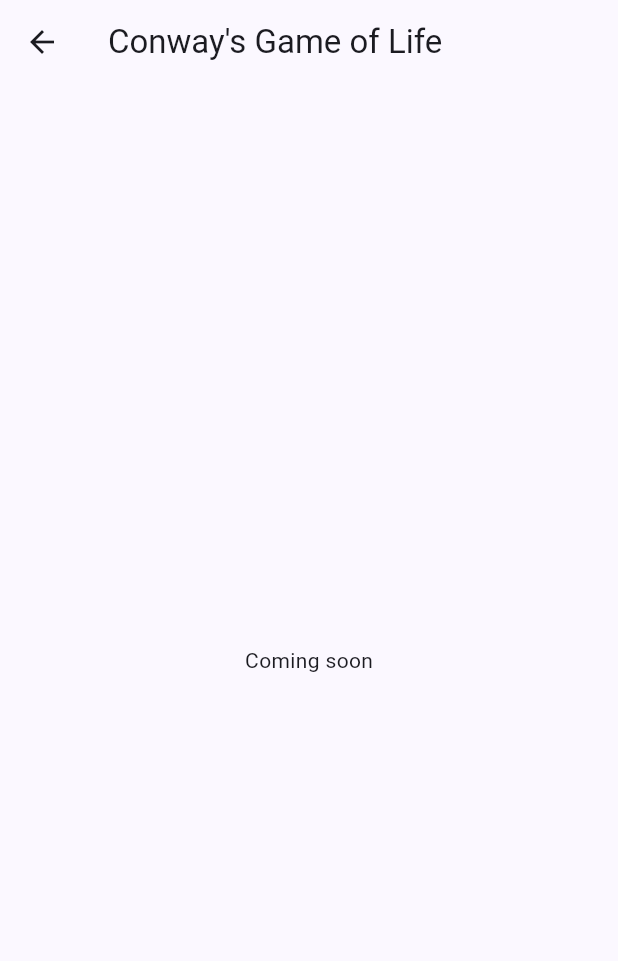
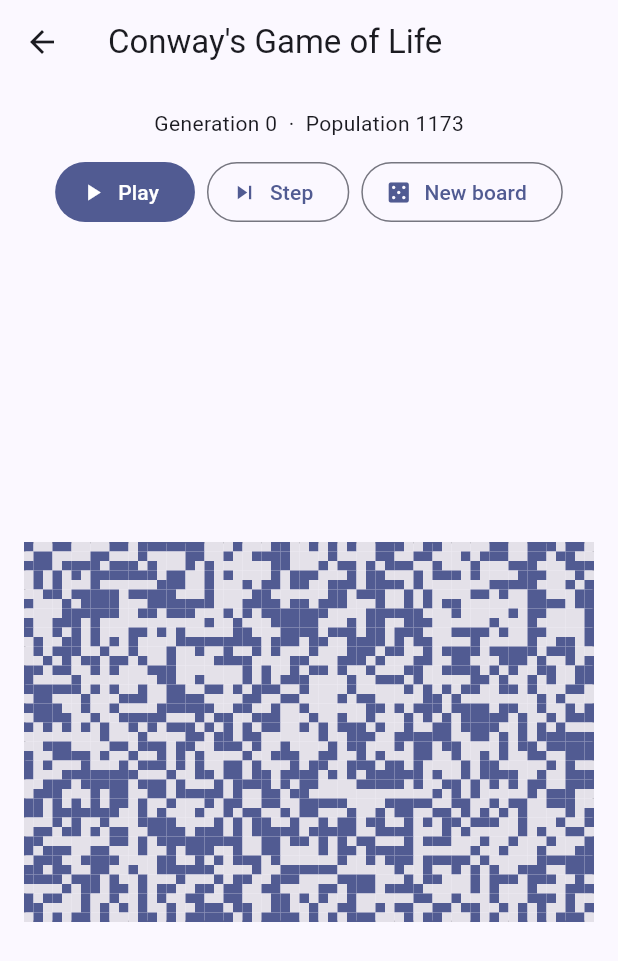
Before and after one commit to yashkurkure/yashkurkure.github.io, a Flutter app: the ConwayPage screen opened by its route, on a phone screen of 412 x 824 dp. Shown: the top 961 px of the screen. Run offline on Flutter 3.47's test engine with Material 3 defaults, Android fonts, the phone set to English and light mode, and no system bars; our stand-ins replace go_router.

Commit message:
conway using grid

```diff
--- a/lib/conway/game.dart
+++ b/lib/conway/game.dart
@@ -0,0 +1,5 @@
+import 'package:cellular_automaton_zoo/cellular_automaton_zoo.dart';
+
+class ConwayLife extends CellularAutomaton with ConwayRules, AsciiRenderable {
+  ConwayLife({required super.width, required super.height, required super.seed});
+}
--- a/lib/conway/grid_view.dart
+++ b/lib/conway/grid_view.dart
@@ -0,0 +1,31 @@
+import 'package:cellular_automaton_zoo/cellular_automaton_zoo.dart';
+import 'package:flutter/material.dart';
+
+/// Draws [sim] as a GridView with one colored box per cell.
+class GridViewBoard extends StatelessWidget {
+  const GridViewBoard({super.key, required this.sim});
+
+  final CellularAutomaton sim;
+
+  @override
+  Widget build(BuildContext context) {
+    final colors = Theme.of(context).colorScheme;
+
+    return GridView.builder(
+      // The board fits on screen; it shouldn't scroll.
+      physics: const NeverScrollableScrollPhysics(),
+      gridDelegate: SliverGridDelegateWithFixedCrossAxisCount(
+        crossAxisCount: sim.width,
+      ),
+      itemCount: sim.width * sim.height,
+      itemBuilder: (context, index) {
+        // GridView counts cells 0, 1, 2, ... row by row.
+        // Turn that index back into a column (x) and row (y).
+        final cell = Cell(x: index % sim.width, y: index ~/ sim.width);
+        return ColoredBox(
+          color: sim.isAlive(cell) ? colors.primary : colors.surfaceContainerHighest,
+        );
+      },
+    );
+  }
+}
--- a/lib/pages/conway.dart
+++ b/lib/pages/conway.dart
@@ -1,11 +1,62 @@
+import 'dart:async';
+import 'dart:math';
+
 import 'package:flutter/material.dart';
 import 'package:go_router/go_router.dart';
+import 'package:portfolio/conway/game.dart';
+import 'package:portfolio/conway/grid_view.dart';
 
-class ConwayPage extends StatelessWidget {
+class ConwayPage extends StatefulWidget {
   const ConwayPage({super.key});
 
   @override
+  State<ConwayPage> createState() => _ConwayPageState();
+}
+
+class _ConwayPageState extends State<ConwayPage> {
+  static const _boardWidth = 60;
+  static const _boardHeight = 40;
+  static const _tick = Duration(milliseconds: 100);
+
+  final _random = Random();
+  late ConwayLife _sim = _newSim();
+  Timer? _timer;
+
+  bool get _running => _timer != null;
+
+  ConwayLife _newSim() => ConwayLife(
+        width: _boardWidth,
+        height: _boardHeight,
+        seed: _random.nextInt(1 << 31),
+      );
+
+  void _togglePlay() {
+    setState(() {
+      if (_running) {
+        _timer!.cancel();
+        _timer = null;
+      } else {
+        _timer = Timer.periodic(_tick, (_) => setState(_sim.step));
+      }
+    });
+  }
+
+  void _step() => setState(_sim.step);
+
+  void _newBoard() => setState(() => _sim = _newSim());
+
+  @override
+  void dispose() {
+    // Leaving the page must stop the timer, or it keeps calling setState
+    // on a widget that no longer exists.
+    _timer?.cancel();
+    super.dispose();
+  }
+
+  @override
   Widget build(BuildContext context) {
+    final colors = Theme.of(context).colorScheme;
+
     return Scaffold(
       appBar: AppBar(
         leading: IconButton(
@@ -15,7 +66,50 @@ class ConwayPage extends StatelessWidget {
         ),
         title: const Text("Conway's Game of Life"),
       ),
-      body: const Center(child: Text('Coming soon')),
+      body: Padding(
+        padding: const EdgeInsets.all(16),
+        child: Column(
+          children: [
+            Text('Generation ${_sim.generation}  ·  Population ${_sim.population}'),
+            const SizedBox(height: 12),
+            Wrap(
+              spacing: 8,
+              runSpacing: 8,
+              children: [
+                FilledButton.icon(
+                  onPressed: _togglePlay,
+                  icon: Icon(_running ? Icons.pause : Icons.play_arrow),
+                  label: Text(_running ? 'Pause' : 'Play'),
+                ),
+                OutlinedButton.icon(
+                  onPressed: _running ? null : _step,
+                  icon: const Icon(Icons.skip_next),
+                  label: const Text('Step'),
+                ),
+                OutlinedButton.icon(
+                  onPressed: _newBoard,
+                  icon: const Icon(Icons.casino),
+                  label: const Text('New board'),
+                ),
+              ],
+            ),
+            const SizedBox(height: 16),
+            Expanded(
+              child: Center(
+                child: AspectRatio(
+                  aspectRatio: _boardWidth / _boardHeight,
+                  child: DecoratedBox(
+                    decoration: BoxDecoration(
+                      border: Border.all(color: colors.outline),
+                    ),
+                    child: GridViewBoard(sim: _sim),
+                  ),
+                ),
+              ),
+            ),
+          ],
+        ),
+      ),
     );
   }
 }
```
Also changed, not shown: 1 other file.
